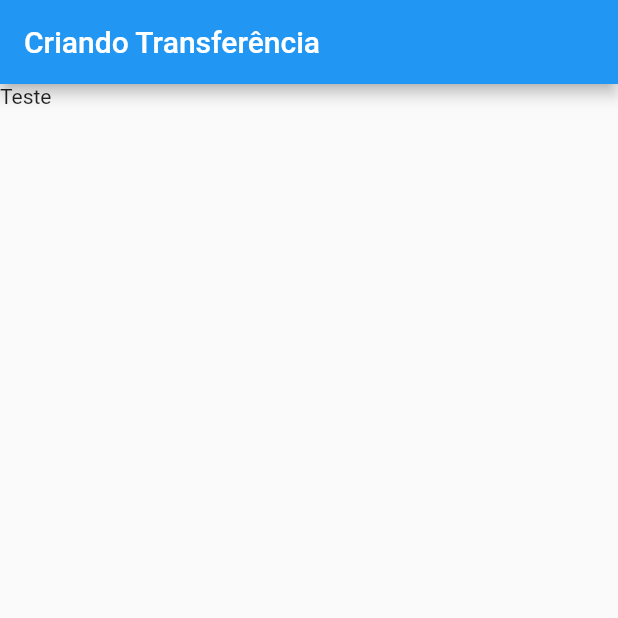
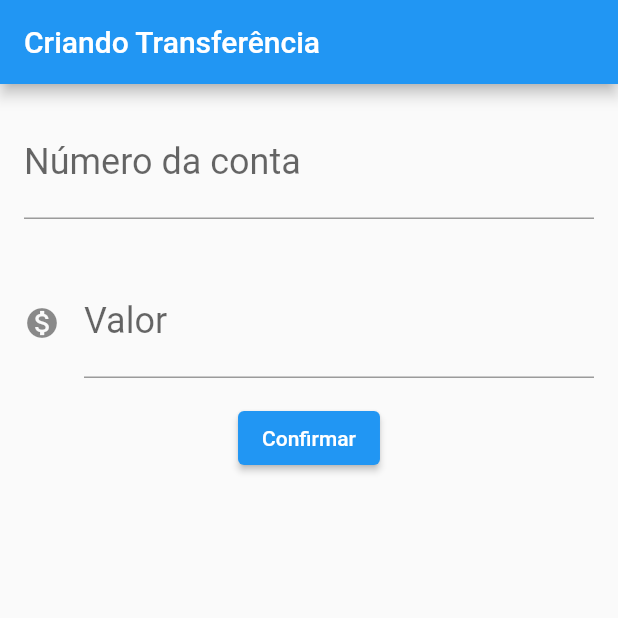
Before and after one commit to CaioLuppo/ByteBank, a Flutter app: the screen it shows after launch, on a phone screen of 412 x 824 dp, the top half of it. Run offline on Flutter 3.47's test engine with Material 2 defaults, Android fonts, the phone set to English and light mode, and no system bars.

Commit message:
Adicionando inputs e botão (ainda não funcional)

```diff
--- a/lib/main.dart
+++ b/lib/main.dart
@@ -20,7 +20,41 @@ class FormularioTransferencias extends StatelessWidget {
   Widget build(BuildContext context) {
     return Scaffold(
       appBar: AppBar(title: Text("Criando Transferência"),),
-        body: Text("Teste")
+        body: Column(
+          children: [
+            Padding(
+              padding: const EdgeInsets.all(16.0),  // define a distância dos elementos
+              child: TextField(
+                style: TextStyle(
+                  fontSize: 24.0,  // Padrão é na base 8 (8, 16, 24)
+                ),
+                decoration: InputDecoration(
+                  labelText: "Número da conta",
+                  hintText: "0000",
+                ),
+                keyboardType: TextInputType.number,
+              ),
+            ),
+            Padding(
+              padding: const EdgeInsets.all(16.0),  // define a distância dos elementos
+              child: TextField(
+                style: TextStyle(
+                  fontSize: 24.0,  // Padrão é na base 8 (8, 16, 24)
+                ),
+                decoration: InputDecoration(
+                  icon: Icon(Icons.monetization_on),
+                  labelText: "Valor",
+                  hintText: "0.00",
+                ),
+                keyboardType: TextInputType.number,
+              ),
+            ),
+            ElevatedButton(
+              onPressed: () {  },
+              child: Text("Confirmar"),
+            ),
+          ],
+        )
     );
   }
 }
```
